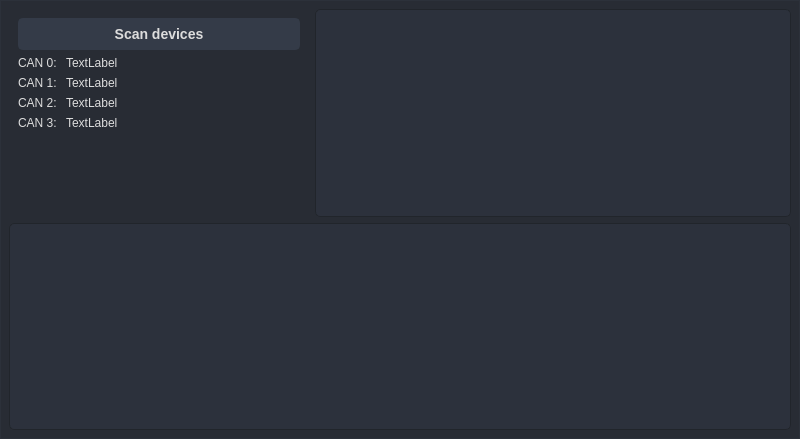
First picture: the form in app/ui/main.ui, repository davidsenoner/emec-drv-canopen-tester, before the edit.
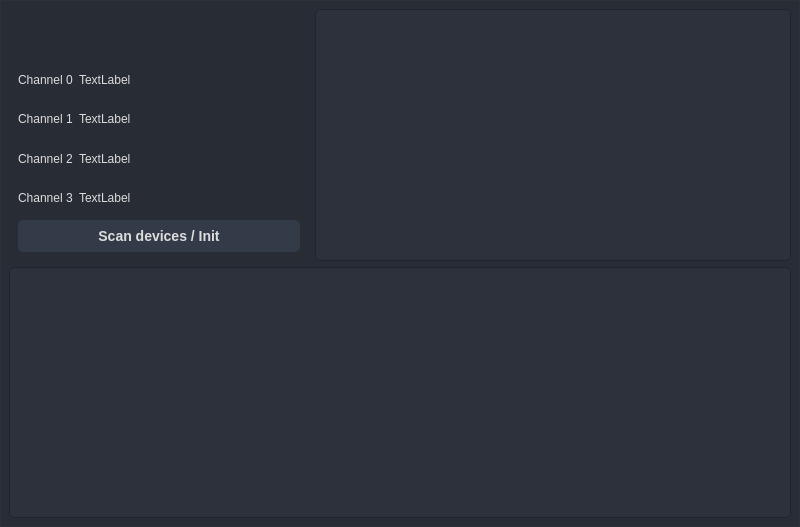
Second picture: the form after the edit. Icons and pictures are not drawn.

Commit message: refactor: emecdrv_tester.py feat: multimple channel management

Diff of the .ui file:
```diff
--- a/app/ui/main.ui
+++ b/app/ui/main.ui
@@ -7,7 +7,7 @@
     <x>0</x>
     <y>0</y>
     <width>800</width>
-    <height>439</height>
+    <height>527</height>
    </rect>
   </property>
   <property name="windowTitle">
@@ -638,6 +638,97 @@
               </size>
              </property>
              <layout class="QVBoxLayout" name="verticalLayout_3">
+              <item>
+               <widget class="QLabel" name="label">
+                <property name="sizePolicy">
+                 <sizepolicy hsizetype="Fixed" vsizetype="Preferred">
+                  <horstretch>0</horstretch>
+                  <verstretch>0</verstretch>
+                 </sizepolicy>
+                </property>
+                <property name="maximumSize">
+                 <size>
+                  <width>100</width>
+                  <height>39</height>
+                 </size>
+                </property>
+                <property name="text">
+                 <string/>
+                </property>
+                <property name="pixmap">
+                 <pixmap resource="../resources/images/resources.qrc">:/images/logo_emec.png</pixmap>
+                </property>
+                <property name="scaledContents">
+                 <bool>true</bool>
+                </property>
+               </widget>
+              </item>
+              <item>
+               <layout class="QGridLayout" name="gridLayout">
+                <item row="2" column="1">
+                 <widget class="QLabel" name="lbl_can1_status">
+                  <property name="text">
+                   <string>TextLabel</string>
+                  </property>
+                 </widget>
+                </item>
+                <item row="1" column="1">
+                 <widget class="QLabel" name="lbl_can0_status">
+                  <property name="text">
+                   <string>TextLabel</string>
+                  </property>
+                 </widget>
+                </item>
+                <item row="3" column="1">
+                 <widget class="QLabel" name="lbl_can2_status">
+                  <property name="text">
+                   <string>TextLabel</string>
+                  </property>
+                 </widget>
+                </item>
+                <item row="4" column="1">
+                 <widget class="QLabel" name="lbl_can3_Status">
+                  <property name="text">
+                   <string>TextLabel</string>
+                  </property>
+                 </widget>
+                </item>
+                <item row="1" column="0">
+                 <widget class="QLabel" name="label_2">
+                  <property name="sizePolicy">
+                   <sizepolicy hsizetype="Fixed" vsizetype="Preferred">
+                    <horstretch>0</horstretch>
+                    <verstretch>0</verstretch>
+                   </sizepolicy>
+                  </property>
+                  <property name="text">
+                   <string>Channel 0</string>
+                  </property>
+                 </widget>
+                </item>
+                <item row="2" column="0">
+                 <widget class="QLabel" name="label_3">
+                  <property name="text">
+                   <string>Channel 1</string>
+                  </property>
+                 </widget>
+                </item>
+                <item row="3" column="0">
+                 <widget class="QLabel" name="label_4">
+                  <property name="text">
+                   <string>Channel 2</string>
+                  </property>
+                 </widget>
+                </item>
+                <item row="4" column="0">
+                 <widget class="QLabel" name="label_5">
+                  <property name="text">
+                   <string>Channel 3</string>
+                  </property>
+                 </widget>
+                </item>
+               </layout>
+              </item>
               <item>
                <widget class="QPushButton" name="btn_detect_nodes">
                 <property name="sizePolicy">
@@ -648,7 +739,7 @@
                 </property>
                 <property name="minimumSize">
                  <size>
-                  <width>200</width>
+                  <width>206</width>
                   <height>30</height>
                  </size>
                 </property>
@@ -661,107 +752,10 @@
 padding: 6px;</string>
                 </property>
                 <property name="text">
-                 <string>Scan devices</string>
+                 <string>Scan devices / Init</string>
                 </property>
                </widget>
               </item>
-              <item>
-               <layout class="QGridLayout" name="gridLayout">
-                <item row="0" column="0">
-                 <widget class="QLabel" name="label_6">
-                  <property name="sizePolicy">
-                   <sizepolicy hsizetype="Fixed" vsizetype="Preferred">
-                    <horstretch>0</horstretch>
-                    <verstretch>0</verstretch>
-                   </sizepolicy>
-                  </property>
-                  <property name="text">
-                   <string>CAN 0: </string>
-                  </property>
-                 </widget>
-                </item>
-                <item row="1" column="0">
-                 <widget class="QLabel" name="label_9">
-                  <property name="sizePolicy">
-                   <sizepolicy hsizetype="Fixed" vsizetype="Preferred">
-                    <horstretch>0</horstretch>
-                    <verstretch>0</verstretch>
-                   </sizepolicy>
-                  </property>
-                  <property name="text">
-                   <string>CAN 1: </string>
-                  </property>
-                 </widget>
-                </item>
-                <item row="1" column="1">
-                 <widget class="QLabel" name="lbl_can1_status">
-                  <property name="text">
-                   <string>TextLabel</string>
-                  </property>
-                 </widget>
-                </item>
-                <item row="3" column="1">
-                 <widget class="QLabel" name="lbl_can3_Status">
-                  <property name="text">
-                   <string>TextLabel</string>
-                  </property>
-                 </widget>
-                </item>
-                <item row="3" column="0">
-                 <widget class="QLabel" name="label_10">
-                  <property name="sizePolicy">
-                   <sizepolicy hsizetype="Fixed" vsizetype="Preferred">
-                    <horstretch>0</horstretch>
-                    <verstretch>0</verstretch>
-                   </sizepolicy>
-                  </property>
-                  <property name="text">
-                   <string>CAN 3: </string>
-                  </property>
-                 </widget>
-                </item>
-                <item row="2" column="0">
-                 <widget class="QLabel" name="label_7">
-                  <property name="sizePolicy">
-                   <sizepolicy hsizetype="Fixed" vsizetype="Preferred">
-                    <horstretch>0</horstretch>
-                    <verstretch>0</verstretch>
-                   </sizepolicy>
-                  </property>
-                  <property name="text">
-                   <string>CAN 2: </string>
-                  </property>
-                 </widget>
-                </item>
-                <item row="0" column="1">
-                 <widget class="QLabel" name="lbl_can0_status">
-                  <property name="text">
-                   <string>TextLabel</string>
-                  </property>
-                 </widget>
-                </item>
-                <item row="2" column="1">
-                 <widget class="QLabel" name="lbl_can2_status">
-                  <property name="text">
-                   <string>TextLabel</string>
-                  </property>
-                 </widget>
-                </item>
-               </layout>
-              </item>
-              <item>
-               <spacer name="verticalSpacer">
-                <property name="orientation">
-                 <enum>Qt::Vertical</enum>
-                </property>
-                <property name="sizeHint" stdset="0">
-                 <size>
-                  <width>20</width>
-                  <height>40</height>
-                 </size>
-                </property>
-               </spacer>
-              </item>
              </layout>
             </widget>
            </item>
```
Left out of the diff: 4 changed lines with no effect on the pictures. The commit also changes 9 other files.
